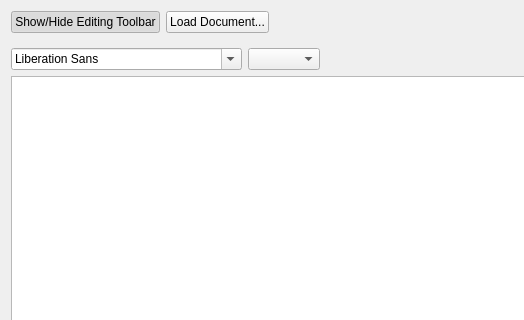
Old version of the form src/WidgetTextEdit.ui in the repository gdevic/LucidNotes; both pictures show x 0 to 524 and y 0 to 320 of the 652 by 738 pixel window.
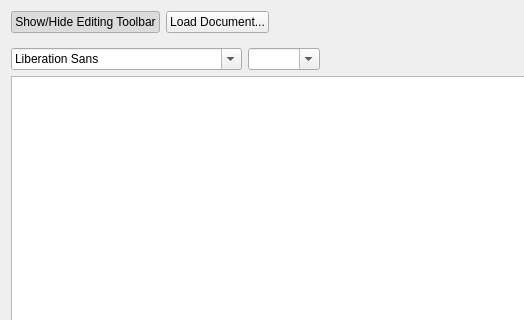
New version of the form. Custom widgets are drawn as their Qt base class.

Commit message: Editing with font and font sizes

Patch:
```diff
--- a/src/WidgetTextEdit.ui
+++ b/src/WidgetTextEdit.ui
@@ -66,7 +66,11 @@
          <widget class="QFontComboBox" name="fontSelectComboBox"/>
         </item>
         <item>
-         <widget class="QComboBox" name="fontSizeComboBox"/>
+         <widget class="QComboBox" name="comboSize">
+          <property name="editable">
+           <bool>true</bool>
+          </property>
+         </widget>
         </item>
         <item>
          <spacer name="horizontalSpacer">
```
Left out of the diff: 2 changed lines with no effect on the pictures. The commit also changes 2 other files.
